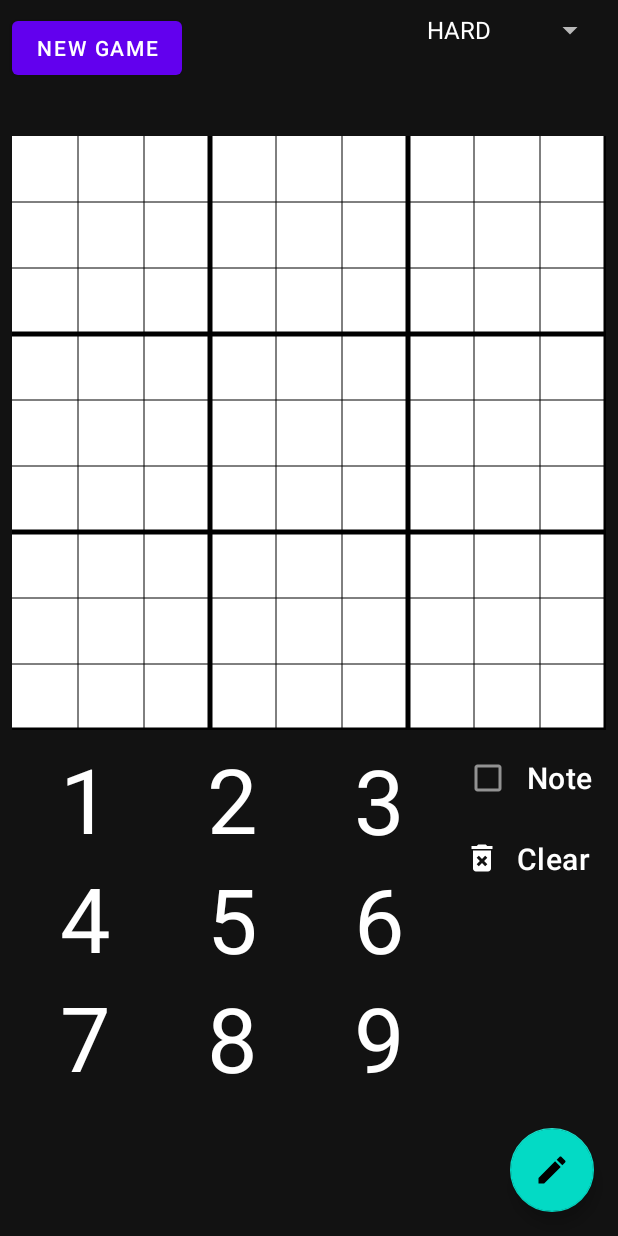
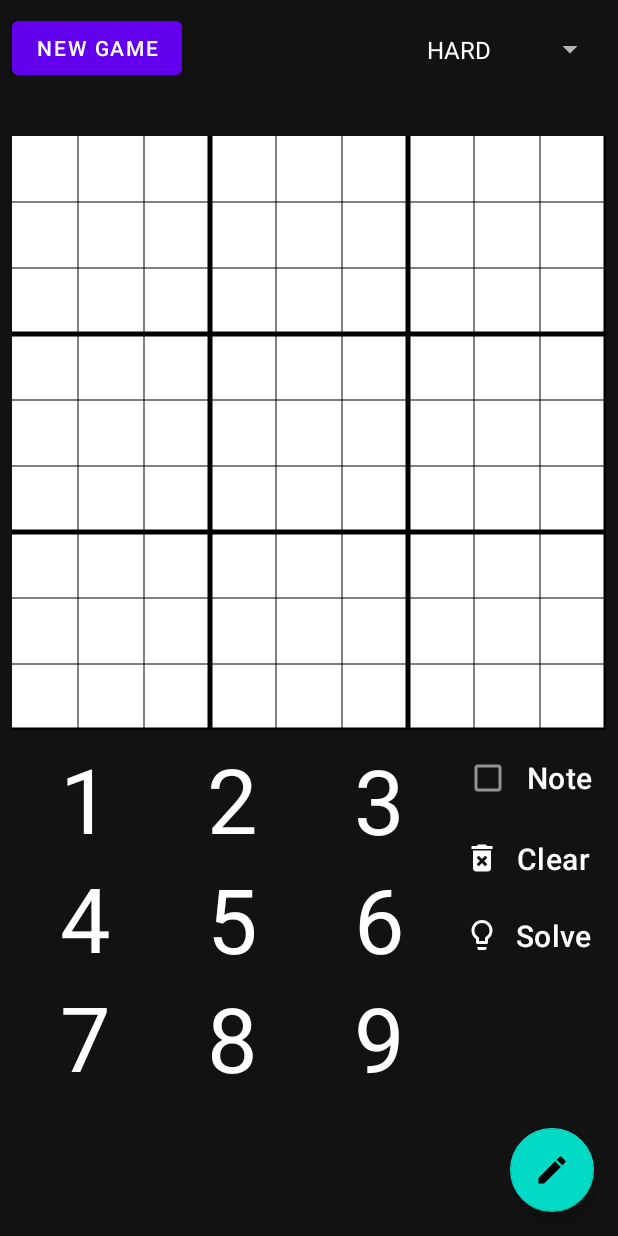
Before and after one commit to howardman0209/sudoku, an Android app: the screen it shows after launch (SudokuActivity), on a phone screen of 412 x 824 dp. Run offline under Robolectric (Android 15) with nearby library versions, the phone set to English and light mode, and no system bars; our stand-ins replace data binding.

Commit message:
add button and dialog for puzzle solver

```diff
--- a/app/src/main/res/layout/activity_sudoku.xml
+++ b/app/src/main/res/layout/activity_sudoku.xml
@@ -28,6 +28,7 @@
             android:layout_width="wrap_content"
             android:layout_height="wrap_content"
             android:layout_margin="8dp"
+            android:minHeight="50dp"
             android:spinnerMode="dropdown"
             app:layout_constraintEnd_toEndOf="parent"
             app:layout_constraintTop_toTopOf="parent"
@@ -96,6 +97,22 @@
                 android:text="@string/button_clear"
                 android:textAlignment="center"
                 android:textAppearance="?textAppearanceHeadline6" />
+
+            <com.google.android.material.textview.MaterialTextView
+                android:id="@+id/btnSolve"
+                android:layout_width="match_parent"
+                android:layout_height="wrap_content"
+                android:layout_marginTop="8dp"
+                android:clickable="true"
+                android:drawableStart="@drawable/ic_baseline_lightbulb_outline_24"
+                android:drawableTint="@color/white"
+                android:focusable="true"
+                android:foreground="?selectableItemBackground"
+                android:paddingVertical="8dp"
+                android:text="@string/button_solve"
+                android:textAlignment="center"
+                android:textAppearance="?textAppearanceHeadline6"
+                app:showIf="@{!view.isEditing}" />
         </LinearLayout>
 
         <androidx.constraintlayout.widget.Guideline
--- a/app/src/main/res/values/strings.xml
+++ b/app/src/main/res/values/strings.xml
@@ -3,10 +3,14 @@
     <string name="button_new_game">new game</string>
     <string name="button_close">Close</string>
     <string name="button_clear">Clear</string>
+    <string name="button_solve">Solve</string>
     <string name="label_solution">Solution</string>
     <string name="label_tips">tips</string>
-    <string name="toast_message_click_exit_again">Click exit again</string>
     <string name="label_note">Note</string>
     <string name="label_editing">Editing</string>
+    <string name="label_yes">Yes</string>
+    <string name="label_no">No</string>
+    <string name="toast_message_click_exit_again">Click exit again</string>
     <string name="dialog_message_invalid_sudoku_puzzle">Invalid Sudoku puzzle</string>
+    <string name="dialog_message_are_you_sure_to_give_up">Are you sure to give up?</string>
 </resources>
```
Also changed, not shown: app/src/main/java/com/puzzle/sudoku/ui/activity/SudokuActivity.kt (+13 -9 lines).
